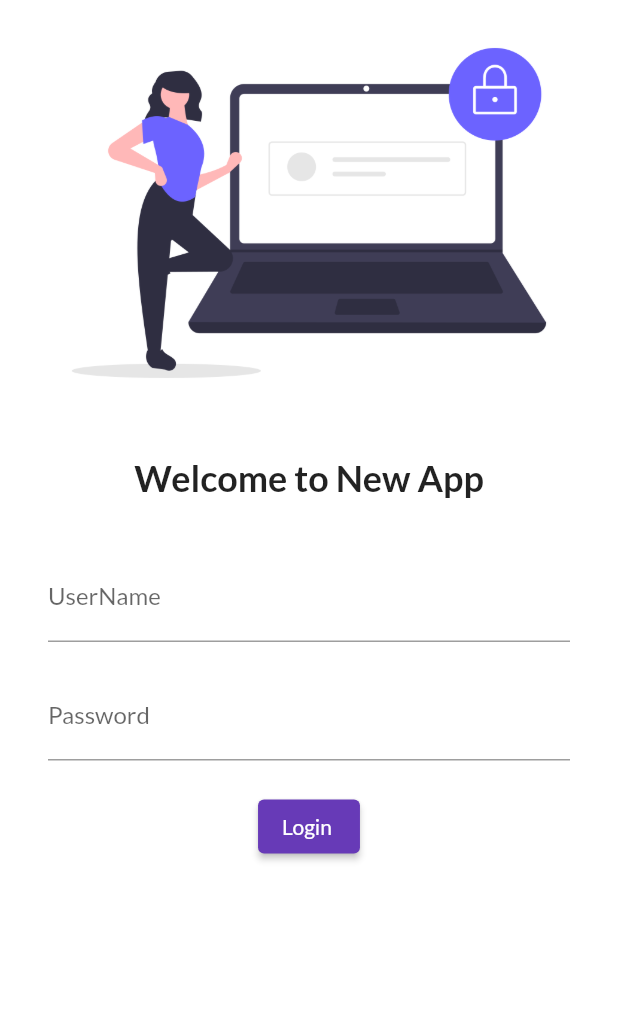
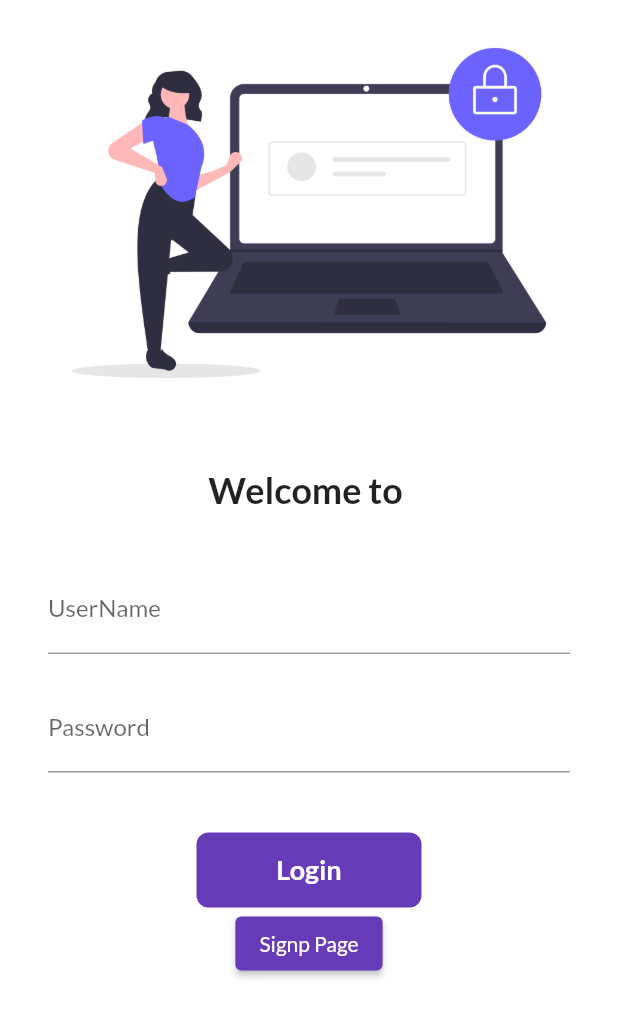
Before and after one commit to ramanofficial73/flutter_learn, a Flutter app: the screen it shows after launch, on a phone screen of 412 x 824 dp. Shown: the top 1017 px of the screen. Run offline on Flutter 3.47's test engine with Material 2 defaults, Android fonts, the phone set to English and light mode, and no system bars; our stand-ins replace google_fonts.

Commit message:
login_annimation

```diff
--- a/lib/main.dart
+++ b/lib/main.dart
@@ -1,5 +1,7 @@
 import 'package:demo/pages/home_page.dart';
 import 'package:demo/pages/login_page.dart';
+import 'package:demo/pages/signup_page.dart';
+import 'package:demo/uttils/routes.dart';
 import 'package:flutter/material.dart';
 import 'package:google_fonts/google_fonts.dart';
 
@@ -13,7 +15,7 @@ class MyApp extends StatelessWidget {
   @override
   Widget build(BuildContext context) {
     return MaterialApp(
-      // home: HomePage(),
+      // debugShowCheckedModeBanner: false,
       themeMode: ThemeMode.light,
       theme: ThemeData(
         primarySwatch: Colors.deepPurple,
@@ -23,8 +25,9 @@ class MyApp extends StatelessWidget {
       initialRoute: "/login",
       routes: {
         "/": (context) => LoginPage(),
-        "/home": (context) => HomePage(),
-        "/login": (context) => LoginPage(),
+        MyRoutes.homeRoute: (context) => HomePage(),
+        MyRoutes.loginRoute: (context) => LoginPage(),
+        MyRoutes.signupRoute: (context) => SignupPage(),
       },
     );
   }
--- a/lib/pages/login_page.dart
+++ b/lib/pages/login_page.dart
@@ -1,14 +1,24 @@
 import 'dart:ui';
 
+import 'package:demo/uttils/routes.dart';
 import 'package:flutter/material.dart';
 
-class LoginPage extends StatelessWidget {
+class LoginPage extends StatefulWidget {
   const LoginPage({Key? key}) : super(key: key);
+
+  @override
+  State<LoginPage> createState() => _LoginPageState();
+}
+
+class _LoginPageState extends State<LoginPage> {
+  String name = "";
+  bool changeButton = false;
 
   @override
   Widget build(BuildContext context) {
     return Material(
         color: Colors.white,
+        child: SingleChildScrollView(
           child: Column(
             children: [
               Image.asset(
@@ -16,25 +26,28 @@ class LoginPage extends StatelessWidget {
                 fit: BoxFit.cover,
               ),
               SizedBox(
-              height: 20,
+                height: 28,
               ),
               Text(
-              "Welcome to New App",
+                "Welcome to $name",
                 style: TextStyle(fontSize: 24, fontWeight: FontWeight.bold),
               ),
               SizedBox(
                 height: 20,
               ),
               Padding(
-              padding:
-                  const EdgeInsets.symmetric(vertical: 16.0, horizontal: 32.0),
+                padding: const EdgeInsets.symmetric(
+                    vertical: 16.0, horizontal: 32.0),
                 child: Column(
                   children: [
                     TextFormField(
                         decoration: InputDecoration(
                             hintText: "Please Enter User Name",
                             labelText: "UserName"),
-                  ),
+                        onChanged: (value) {
+                          name = value;
+                          setState(() {});
+                        }),
                     SizedBox(
                       height: 20,
                     ),
@@ -45,19 +58,61 @@ class LoginPage extends StatelessWidget {
                           labelText: "Password"),
                     ),
                     SizedBox(
-                    height: 20,
+                      height: 40,
                     ),
+
+                    InkWell(
+                      onTap: () async {
+                        setState(() {
+                          changeButton = true;
+                        });
+
+                        await Future.delayed(Duration(seconds: 1));
+                        Navigator.pushNamed(context, MyRoutes.homeRoute);
+                      },
+                      child: AnimatedContainer(
+                        duration: Duration(seconds: 1),
+                        width: changeButton ? 50 : 150,
+                        height: 50,
+                        alignment: Alignment.center,
+                        child: changeButton
+                            ? Icon(Icons.done, color: Colors.white)
+                            : Text(
+                                "Login",
+                                style: TextStyle(
+                                    color: Colors.white,
+                                    fontWeight: FontWeight.bold,
+                                    fontSize: 18),
+                              ),
+                        decoration: BoxDecoration(
+                            color: Colors.deepPurple,
+                            // shape: changeButton
+                            //     ? BoxShape.circle
+                            //     : BoxShape.rectangle,
+                            borderRadius:
+                                BorderRadius.circular(changeButton ? 50 : 8)),
+                      ),
+                    ),
+
+                    // ElevatedButton(
+                    //   onPressed: () {
+                    //     Navigator.pushNamed(context, MyRoutes.homeRoute);
+                    //   },
+                    //   child: Text("Login "),
+                    //   style: TextButton.styleFrom(minimumSize: Size(140, 40)),
+                    // ),
+
                     ElevatedButton(
                         onPressed: () {
-                      print("Hii login page");
+                          print("signup");
+                          Navigator.pushNamed(context, MyRoutes.signupRoute);
                         },
-                    child: Text("Login "),
-                    style: TextButton.styleFrom(),
-                  ),
+                        child: Text("Signp Page"))
                   ],
                 ),
               )
             ],
+          ),
         ));
   }
 }
--- /dev/null
+++ b/lib/uttils/routes.dart
@@ -0,0 +1,5 @@
+class MyRoutes {
+  static String loginRoute = "/login";
+  static String homeRoute = "/home";
+  static String signupRoute = "/signup";
+}
```
Also changed, not shown: lib/pages/signup_page.dart (added, +12 -0 lines), assets/images/signup_page .png (added), pubspec.lock, 1 other file. Lines whose indentation alone changed are shown as unchanged.
